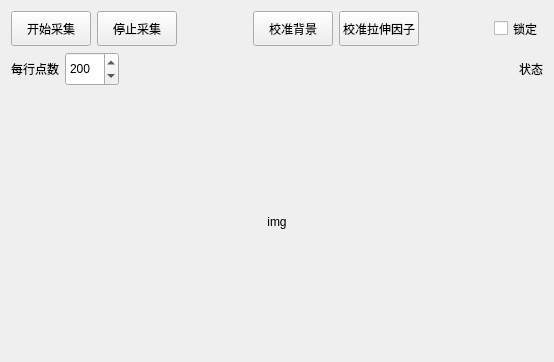
The window that scanwidget.ui (curious-heart/x-data-scanner) describes before a commit, drawn with Qt 5.
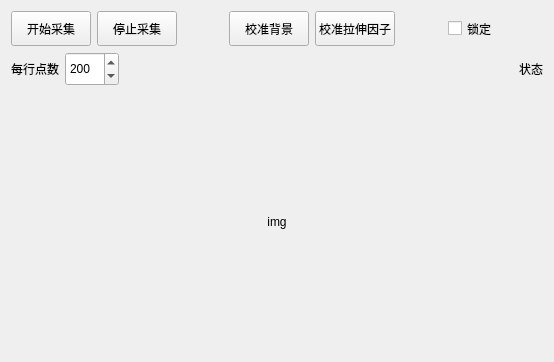
The same window after the commit.

Diff of the .ui file:
```diff
--- a/scanwidget.ui
+++ b/scanwidget.ui
@@ -115,6 +115,19 @@
        </property>
       </widget>
      </item>
+     <item>
+      <spacer name="horizontalSpacer_4">
+       <property name="orientation">
+        <enum>Qt::Horizontal</enum>
+       </property>
+       <property name="sizeHint" stdset="0">
+        <size>
+         <width>40</width>
+         <height>20</height>
+        </size>
+       </property>
+      </spacer>
+     </item>
     </layout>
    </item>
    <item>
```
